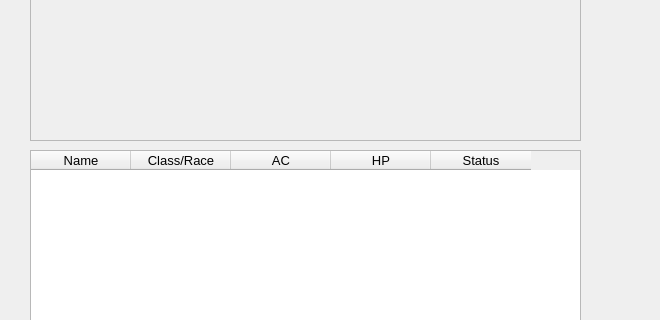
Old version of the form pyQTApp/qt_designer_widgets/castleWindow.ui in the repository codingame-team/DnD-5th-Edition-API; both pictures show x 0 to 660 and y 319 to 639 of the 976 by 751 pixel window.
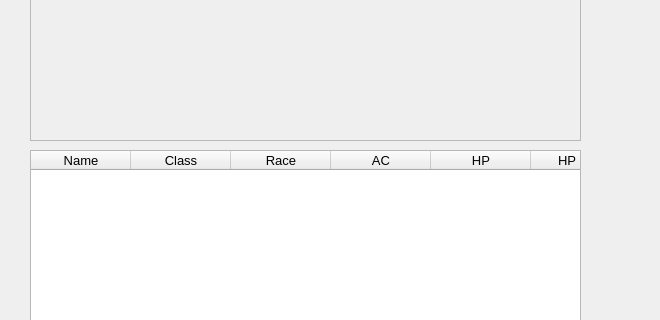
New version of the form.

Commit message: improved design and refactoring to ease sorting

Patch:
```diff
--- a/pyQTApp/qt_designer_widgets/castleWindow.ui
+++ b/pyQTApp/qt_designer_widgets/castleWindow.ui
@@ -56,7 +56,7 @@
      <enum>Qt::DashLine</enum>
     </property>
     <property name="columnCount">
-     <number>5</number>
+     <number>7</number>
     </property>
     <column>
      <property name="text">
@@ -65,7 +65,12 @@
     </column>
     <column>
      <property name="text">
-      <string>Class/Race</string>
+      <string>Class</string>
+     </property>
+    </column>
+    <column>
+     <property name="text">
+      <string>Race</string>
      </property>
     </column>
     <column>
@@ -78,6 +83,11 @@
       <string>HP</string>
      </property>
     </column>
+    <column>
+     <property name="text">
+      <string>HP Max</string>
+     </property>
+    </column>
     <column>
      <property name="text">
       <string>Status</string>
```
The commit also changes 6 other files.
